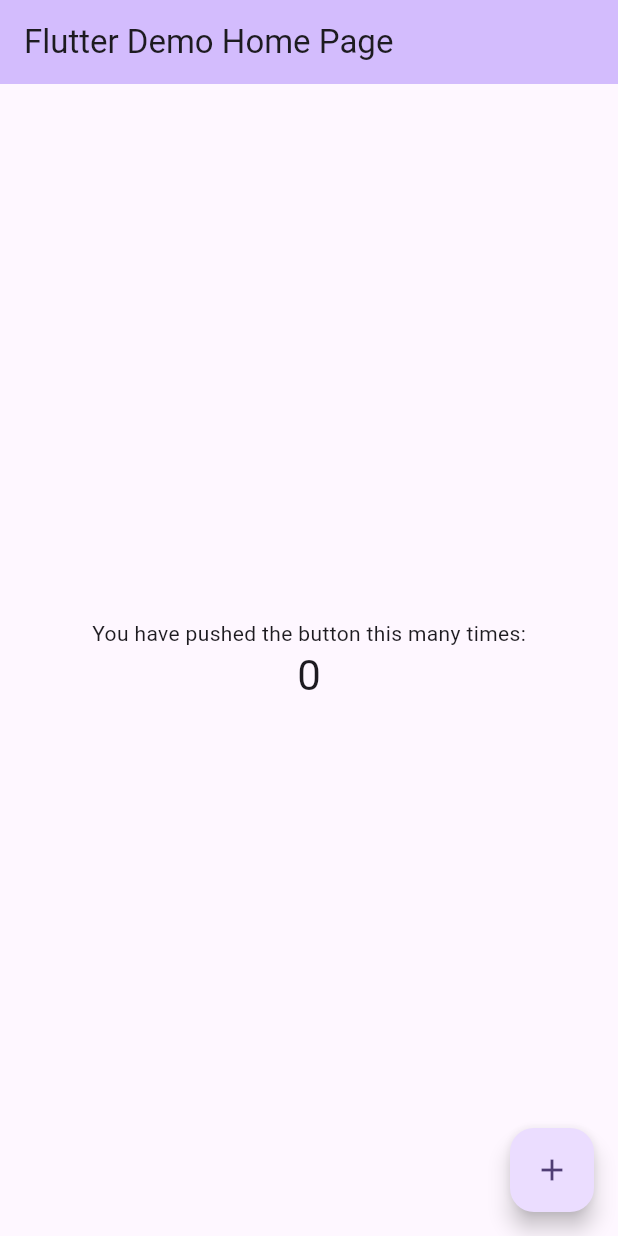
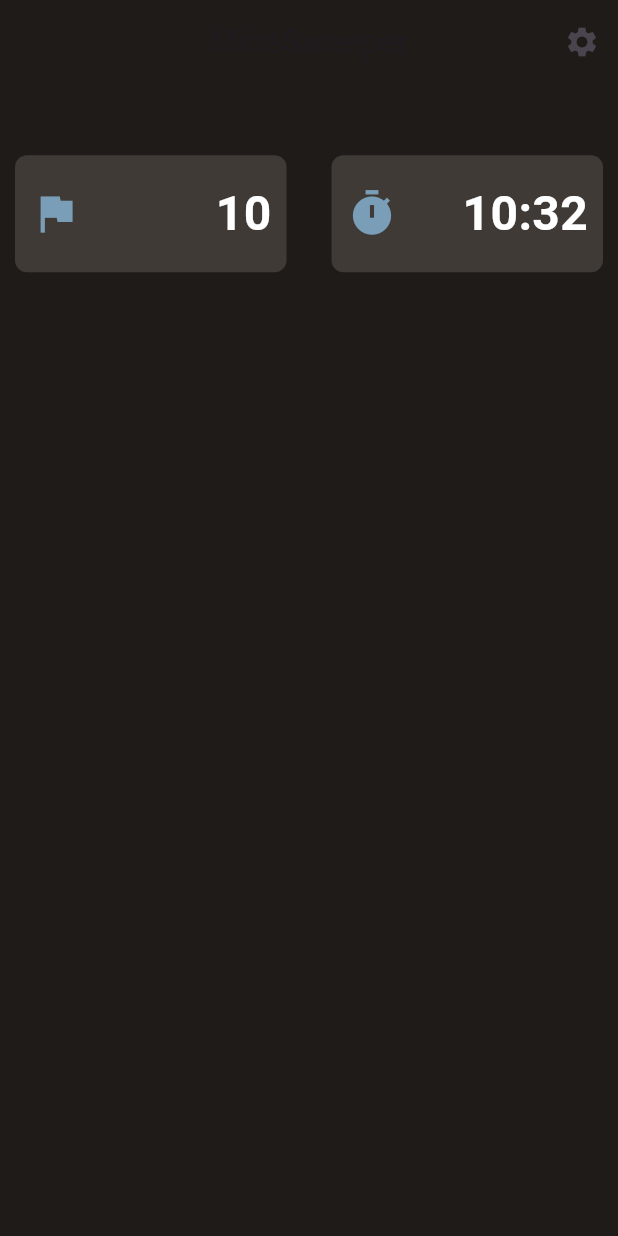
Before and after one commit to akcayyonur/MinesweeperGame, a Flutter app: the screen it shows after launch, on a phone screen of 412 x 824 dp. Run offline on Flutter 3.47's test engine with Material 3 defaults, Android fonts, the phone set to English and light mode, and no system bars.

Commit message:
son güncelleme (rabia)

```diff
--- a/lib/main.dart
+++ b/lib/main.dart
@@ -1,10 +1,9 @@
 import 'package:flutter/material.dart';
+import 'package:miinesweeper/ui/screens/main_screen.dart';
+
 
 void main() {
   runApp(const MyApp());
-  print("Deneme");
-  print("Deneme2677");
-  print("Deneme2677");
 }
 
 class MyApp extends StatelessWidget {
@@ -14,115 +13,7 @@ class MyApp extends StatelessWidget {
   @override
   Widget build(BuildContext context) {
     return MaterialApp(
-      title: 'Flutter Demo',
-      theme: ThemeData(
-        // This is the theme of your application.
-        //
-        // TRY THIS: Try running your application with "flutter run". You'll see
-        // the application has a purple toolbar. Then, without quitting the app,
-        // try changing the seedColor in the colorScheme below to Colors.green
-        // and then invoke "hot reload" (save your changes or press the "hot
-        // reload" button in a Flutter-supported IDE, or press "r" if you used
-        // the command line to start the app).
-        //
-        // Notice that the counter didn't reset back to zero; the application
-        // state is not lost during the reload. To reset the state, use hot
-        // restart instead.
-        //
-        // This works for code too, not just values: Most code changes can be
-        // tested with just a hot reload.
-        colorScheme: ColorScheme.fromSeed(seedColor: Colors.deepPurple),
-        useMaterial3: true,
-      ),
-      home: const MyHomePage(title: 'Flutter Demo Home Page'),
+      home: MainScreen(),
     );
   }
 }
-
-class MyHomePage extends StatefulWidget {
-  const MyHomePage({super.key, required this.title});
-
-  // This widget is the home page of your application. It is stateful, meaning
-  // that it has a State object (defined below) that contains fields that affect
-  // how it looks.
-
-  // This class is the configuration for the state. It holds the values (in this
-  // case the title) provided by the parent (in this case the App widget) and
-  // used by the build method of the State. Fields in a Widget subclass are
-  // always marked "final".
-
-  final String title;
-
-  @override
-  State<MyHomePage> createState() => _MyHomePageState();
-}
-
-class _MyHomePageState extends State<MyHomePage> {
-  int _counter = 0;
-
-  void _incrementCounter() {
-    setState(() {
-      // This call to setState tells the Flutter framework that something has
-      // changed in this State, which causes it to rerun the build method below
-      // so that the display can reflect the updated values. If we changed
-      // _counter without calling setState(), then the build method would not be
-      // called again, and so nothing would appear to happen.
-      _counter++;
-    });
-  }
-
-  @override
-  Widget build(BuildContext context) {
-    // This method is rerun every time setState is called, for instance as done
-    // by the _incrementCounter method above.
-    //
-    // The Flutter framework has been optimized to make rerunning build methods
-    // fast, so that you can just rebuild anything that needs updating rather
-    // than having to individually change instances of widgets.
-    return Scaffold(
-      appBar: AppBar(
-        // TRY THIS: Try changing the color here to a specific color (to
-        // Colors.amber, perhaps?) and trigger a hot reload to see the AppBar
-        // change color while the other colors stay the same.
-        backgroundColor: Theme.of(context).colorScheme.inversePrimary,
-        // Here we take the value from the MyHomePage object that was created by
-        // the App.build method, and use it to set our appbar title.
-        title: Text(widget.title),
-      ),
-      body: Center(
-        // Center is a layout widget. It takes a single child and positions it
-        // in the middle of the parent.
-        child: Column(
-          // Column is also a layout widget. It takes a list of children and
-          // arranges them vertically. By default, it sizes itself to fit its
-          // children horizontally, and tries to be as tall as its parent.
-          //
-          // Column has various properties to control how it sizes itself and
-          // how it positions its children. Here we use mainAxisAlignment to
-          // center the children vertically; the main axis here is the vertical
-          // axis because Columns are vertical (the cross axis would be
-          // horizontal).
-          //
-          // TRY THIS: Invoke "debug painting" (choose the "Toggle Debug Paint"
-          // action in the IDE, or press "p" in the console), to see the
-          // wireframe for each widget.
-          mainAxisAlignment: MainAxisAlignment.center,
-          children: <Widget>[
-            const Text(
-              'You have pushed the button this many times:',
-            ),
-            Text(
-              '$_counter',
-              style: Theme.of(context).textTheme.headlineMedium,
-            ),
-          ],
-        ),
-      ),
-      floatingActionButton: FloatingActionButton(
-        onPressed: _incrementCounter,
-        tooltip: 'Increment',
-        child: const Icon(Icons.add),
-      ), // This trailing comma makes auto-formatting nicer for build methods.
-    );
-  }
-}
--- /dev/null
+++ b/lib/ui/screens/main_screen.dart
@@ -0,0 +1,97 @@
+import 'package:flutter/material.dart';
+import '../theme/colors.dart';
+
+class MainScreen extends StatefulWidget {
+  const MainScreen({Key? key}) : super(key: key);
+
+  @override
+  _MainScreenState createState() => _MainScreenState();
+}
+
+class _MainScreenState extends State<MainScreen> {
+  @override
+  Widget build(BuildContext context) {
+//let's store the colors in a seperate file
+    return Scaffold(
+      backgroundColor: AppColor.primaryColor,
+      appBar: AppBar(
+          backgroundColor: AppColor.primaryColor,
+          elevation: 0.0,
+          centerTitle: true,
+          title: Text("MineSweeper"),
+          actions: [
+            IconButton(onPressed: () {}, icon: Icon(Icons.settings))
+          ]), // AppBar
+      body: Column(
+        mainAxisAlignment: MainAxisAlignment.spaceAround,
+        children: [
+          Row(
+            mainAxisAlignment: MainAxisAlignment.spaceAround,
+            children: [
+              Expanded(
+                child: Container(
+                    margin: EdgeInsets.symmetric(horizontal: 10.0),
+                    padding: EdgeInsets.symmetric(horizontal: 10.0, vertical: 16.0),
+                    decoration: BoxDecoration(
+                      color: AppColor.lightPrimaryColor,
+                      borderRadius: BorderRadius.circular(8.0),
+                    ),
+                    child: Row(
+                      mainAxisAlignment: MainAxisAlignment.spaceBetween,
+                      children: [
+                        Icon(
+                          Icons.flag,
+                          color: AppColor.accentColor,
+                          size: 34.0,
+                        ),
+                        Text(
+                          "10",
+                          style: TextStyle(
+                            color: Colors.white,
+                            fontSize: 32.0,
+                            fontWeight: FontWeight.bold,
+                          ),
+                        )
+                      ],
+                    )),
+              ),
+              SizedBox(width: 10.0), // İki konteyner arasında boşluk bırakmak için
+              Expanded(
+                child: Container(
+                    margin: EdgeInsets.symmetric(horizontal: 10.0),
+                    padding: EdgeInsets.symmetric(horizontal: 10.0, vertical: 16.0),
+                    decoration: BoxDecoration(
+                      color: AppColor.lightPrimaryColor,
+                      borderRadius: BorderRadius.circular(8.0),
+                    ),
+                    child: Row(
+                      mainAxisAlignment: MainAxisAlignment.spaceBetween,
+                      children: [
+                        Icon(
+                          Icons.timer,
+                          color: AppColor.accentColor,
+                          size: 34.0,
+                        ),
+                        Text(
+                          "10:32",
+                          style: TextStyle(
+                            color: Colors.white,
+                            fontSize: 32.0,
+                            fontWeight: FontWeight.bold,
+                          ),
+                        )
+                      ],
+                    )),
+              ),
+            ],
+          ),
+          Container(
+            width: double.infinity,
+            height: 500.0,
+            padding: EdgeInsets.all(20.0),
+          )
+        ],
+      ),
+    ); // Scaffold
+  }
+}
--- /dev/null
+++ b/lib/ui/theme/colors.dart
@@ -0,0 +1,20 @@
+import 'package:flutter/material.dart';
+
+class AppColor{
+  static Color primaryColor = Color(0xFF1f1b18);
+  static Color secondaryColor = Color(0xffdd6e41);
+  static Color accentColor = Color(0xff7a9eb8); //flag color
+  static Color lightPrimaryColor = Color(0xFF3F3A36);
+  static Color clickedCard = Color(0xFF818181);
+  //Let's add the letter colors list
+  static List<Color> letterColors = [
+    Colors.white,
+    Colors.blue.shade100,
+    Colors.greenAccent,
+    Colors.green,
+    Colors.yellow,
+    Colors.amber,
+    Colors.orange,
+    Colors.red
+  ];
+}
--- /dev/null
+++ b/lib/utils/game_helper.dart
@@ -0,0 +1,32 @@
+//let's create the game helper class
+import 'dart:math';
+class MinesweeperGame {
+// setting the game variables
+  static int row = 6;
+  static int col = 6;
+  static int cells = row * col;
+  bool gameOver = false;
+  List<Cell> gameMap = [];
+  static List<List<dynamic>> map = List.generate(row, (x) => List.generate(col, (y) => Cell(x,y,"",false)));
+}
+// generate map funciton
+void generateMap(){
+
+}
+
+//function to place mines randomly
+void PlaceMines(int minesNumber) {
+  Random random = Random();
+
+
+}
+
+
+
+class Cell {
+  int row;
+  int col;
+  dynamic content;
+  bool reveal = false;
+  Cell(this.row, this.col, this.content, this.reveal);
+}
```
